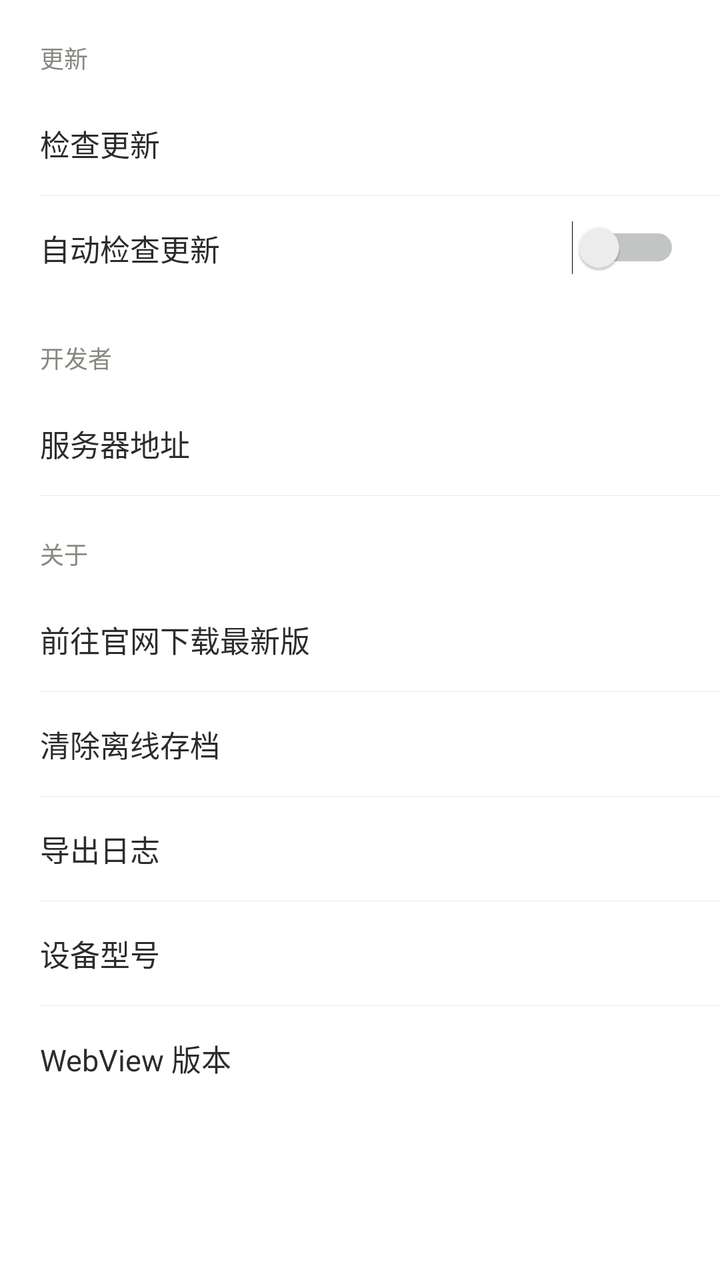
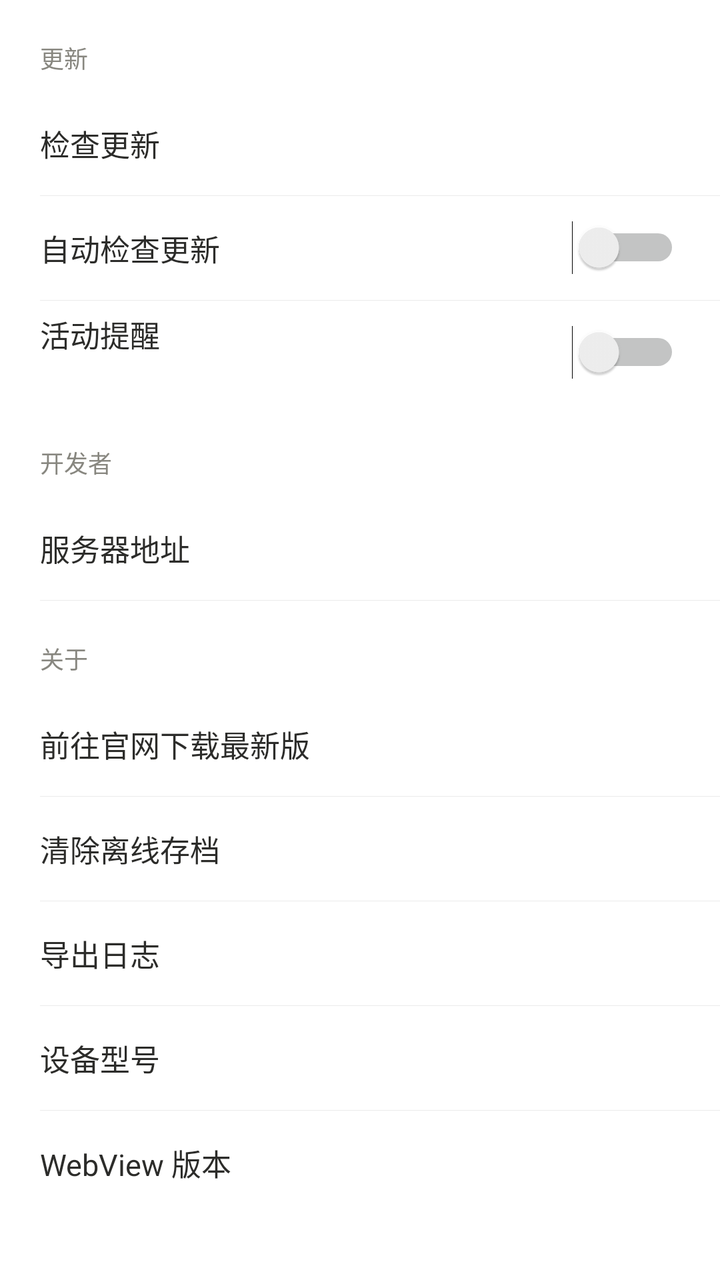

Screens rendered from an Android XML layout before and after an edit, with the pre-edit source and the edit as a unified diff.
<!-- AndroidManifest.xml: application theme AppTheme -->
<!-- res/layout/view_settings.xml -->
<?xml version="1.0" encoding="utf-8"?>
<ScrollView xmlns:android="http://schemas.android.com/apk/res/android"
    android:layout_width="match_parent"
    android:layout_height="match_parent"
    android:background="@color/page_bg"
    android:scrollbars="none">

    <LinearLayout
        android:layout_width="match_parent"
        android:layout_height="wrap_content"
        android:orientation="vertical"
        android:paddingBottom="24dp">

        <TextView
            style="@style/SettingGroupTitle"
            android:text="@string/settings_group_update" />

        <LinearLayout
            android:id="@+id/rowCheckUpdate"
            style="@style/SettingRow">

            <TextView
                android:layout_width="0dp"
                android:layout_height="wrap_content"
                android:layout_weight="1"
                android:text="@string/settings_check_update"
                android:textColor="@color/text_primary"
                android:textSize="15sp" />

            <TextView
                android:id="@+id/versionValue"
                android:layout_width="wrap_content"
                android:layout_height="wrap_content"
                android:textColor="@color/text_secondary"
                android:textSize="13sp" />
        </LinearLayout>

        <View
            android:layout_width="match_parent"
            android:layout_height="1px"
            android:layout_marginStart="20dp"
            android:background="@color/divider" />

        <LinearLayout style="@style/SettingRow">

            <TextView
                android:layout_width="0dp"
                android:layout_height="wrap_content"
                android:layout_weight="1"
                android:text="@string/settings_auto_check"
                android:textColor="@color/text_primary"
                android:textSize="15sp" />

            <Switch
                android:id="@+id/autoCheckUpdate"
                android:layout_width="wrap_content"
                android:layout_height="wrap_content" />
        </LinearLayout>

        <TextView
            style="@style/SettingGroupTitle"
            android:text="@string/settings_group_developer" />

        <LinearLayout
            android:id="@+id/rowServer"
            style="@style/SettingRow">

            <TextView
                android:layout_width="0dp"
                android:layout_height="wrap_content"
                android:layout_weight="1"
                android:text="@string/settings_server"
                android:textColor="@color/text_primary"
                android:textSize="15sp" />

            <TextView
                android:id="@+id/serverValue"
                android:layout_width="wrap_content"
                android:layout_height="wrap_content"
                android:layout_marginStart="12dp"
                android:ellipsize="middle"
                android:maxWidth="200dp"
                android:singleLine="true"
                android:textColor="@color/text_secondary"
                android:textSize="13sp" />
        </LinearLayout>

        <View
            android:layout_width="match_parent"
            android:layout_height="1px"
            android:layout_marginStart="20dp"
            android:background="@color/divider" />

        <TextView
            style="@style/SettingGroupTitle"
            android:text="@string/settings_group_about" />

        <LinearLayout
            android:id="@+id/rowDownload"
            style="@style/SettingRow">

            <TextView
                android:layout_width="0dp"
                android:layout_height="wrap_content"
                android:layout_weight="1"
                android:text="@string/settings_download"
                android:textColor="@color/text_primary"
                android:textSize="15sp" />
        </LinearLayout>

        <View
            android:layout_width="match_parent"
            android:layout_height="1px"
            android:layout_marginStart="20dp"
            android:background="@color/divider" />

        <LinearLayout
            android:id="@+id/rowClearCache"
            style="@style/SettingRow">

            <TextView
                android:layout_width="0dp"
                android:layout_height="wrap_content"
                android:layout_weight="1"
                android:text="@string/settings_clear_cache"
                android:textColor="@color/text_primary"
                android:textSize="15sp" />
        </LinearLayout>

        <View
            android:layout_width="match_parent"
            android:layout_height="1px"
            android:layout_marginStart="20dp"
            android:background="@color/divider" />

        <LinearLayout
            android:id="@+id/rowExportLog"
            style="@style/SettingRow">

            <TextView
                android:layout_width="0dp"
                android:layout_height="wrap_content"
                android:layout_weight="1"
                android:text="@string/settings_export_log"
                android:textColor="@color/text_primary"
                android:textSize="15sp" />

            <TextView
                android:id="@+id/exportLogHint"
                android:layout_width="wrap_content"
                android:layout_height="wrap_content"
                android:textColor="@color/text_secondary"
                android:textSize="13sp" />
        </LinearLayout>

        <View
            android:layout_width="match_parent"
            android:layout_height="1px"
            android:layout_marginStart="20dp"
            android:background="@color/divider" />

        <LinearLayout
            android:id="@+id/rowDeviceModel"
            style="@style/SettingRow">

            <TextView
                android:layout_width="0dp"
                android:layout_height="wrap_content"
                android:layout_weight="1"
                android:text="@string/settings_device_model"
                android:textColor="@color/text_primary"
                android:textSize="15sp" />

            <TextView
                android:id="@+id/deviceModelValue"
                android:layout_width="wrap_content"
                android:layout_height="wrap_content"
                android:ellipsize="end"
                android:maxLines="1"
                android:textColor="@color/text_secondary"
                android:textSize="13sp" />
        </LinearLayout>

        <View
            android:layout_width="match_parent"
            android:layout_height="1px"
            android:layout_marginStart="20dp"
            android:background="@color/divider" />

        <LinearLayout
            android:id="@+id/rowWebView"
            style="@style/SettingRow">

            <TextView
                android:layout_width="0dp"
                android:layout_height="wrap_content"
                android:layout_weight="1"
                android:text="@string/settings_webview_version"
                android:textColor="@color/text_primary"
                android:textSize="15sp" />

            <TextView
                android:id="@+id/webViewValue"
                android:layout_width="wrap_content"
                android:layout_height="wrap_content"
                android:textColor="@color/text_secondary"
                android:textSize="13sp" />
        </LinearLayout>

        <TextView
            android:id="@+id/aboutText"
            android:layout_width="match_parent"
            android:layout_height="wrap_content"
            android:layout_marginTop="24dp"
            android:lineSpacingExtra="4dp"
            android:paddingStart="20dp"
            android:paddingEnd="20dp"
            android:textColor="@color/text_tertiary"
            android:textSize="12sp" />

    </LinearLayout>
</ScrollView>
<!-- resources referenced by this layout -->
<resources>
  <color name="divider">#14000000</color>
  <color name="page_bg">#FFFFFFFF</color>
  <color name="text_primary">#2C2C2A</color>
  <color name="text_secondary">#888780</color>
  <color name="text_tertiary">#B4B2A9</color>
  <string name="settings_auto_check">自动检查更新</string>
  <string name="settings_check_update">检查更新</string>
  <string name="settings_clear_cache">清除离线存档</string>
  <string name="settings_device_model">设备型号</string>
  <string name="settings_download">前往官网下载最新版</string>
  <string name="settings_export_log">导出日志</string>
  <string name="settings_group_about">关于</string>
  <string name="settings_group_developer">开发者</string>
  <string name="settings_group_update">更新</string>
  <string name="settings_server">服务器地址</string>
  <string name="settings_webview_version">WebView 版本</string>
  <style name="SettingGroupTitle">
          <item name="android:layout_width">match_parent</item>
          <item name="android:layout_height">wrap_content</item>
          <item name="android:paddingStart">20dp</item>
          <item name="android:paddingTop">20dp</item>
          <item name="android:paddingEnd">20dp</item>
          <item name="android:paddingBottom">8dp</item>
          <item name="android:textSize">12sp</item>
          <item name="android:textColor">@color/text_secondary</item>
      </style>
  <style name="SettingRow">
          <item name="android:layout_width">match_parent</item>
          <item name="android:layout_height">52dp</item>
          <item name="android:orientation">horizontal</item>
          <item name="android:gravity">center_vertical</item>
          <item name="android:paddingStart">20dp</item>
          <item name="android:paddingEnd">20dp</item>
          <item name="android:background">?android:attr/selectableItemBackground</item>
      </style>
  <style name="AppTheme" parent="@android:style/Theme.DeviceDefault.Light.NoActionBar">
          <item name="android:windowBackground">@color/page_bg</item>
          <item name="android:statusBarColor">@color/tabbar_bg</item>
          <item name="android:navigationBarColor">@color/tabbar_bg</item>
          <item name="android:windowLightStatusBar">true</item>
          
          <item name="android:alertDialogTheme">@style/AppDialogTheme</item>
      </style>
  <color name="tabbar_bg">#FFFFFFFF</color>
  <style name="AppDialogTheme" parent="@android:style/Theme.DeviceDefault.Light.Dialog.Alert">
          <item name="android:colorBackgroundFloating">@color/page_bg</item>
          <item name="android:colorBackground">@color/page_bg</item>
      </style>
</resources>

<!-- the commit's change to res/layout/view_settings.xml (unified diff, before → after) -->
@@ -53,6 +53,44 @@
 
             <Switch
                 android:id="@+id/autoCheckUpdate"
+                android:layout_width="wrap_content"
+                android:layout_height="wrap_content" />
+        </LinearLayout>
+
+        <View
+            android:layout_width="match_parent"
+            android:layout_height="1px"
+            android:layout_marginStart="20dp"
+            android:background="@color/divider" />
+
+        <LinearLayout
+            android:id="@+id/rowReminder"
+            style="@style/SettingRow">
+
+            <LinearLayout
+                android:layout_width="0dp"
+                android:layout_height="wrap_content"
+                android:layout_weight="1"
+                android:orientation="vertical">
+
+                <TextView
+                    android:layout_width="wrap_content"
+                    android:layout_height="wrap_content"
+                    android:text="@string/settings_reminder"
+                    android:textColor="@color/text_primary"
+                    android:textSize="15sp" />
+
+                <TextView
+                    android:id="@+id/reminderHint"
+                    android:layout_width="wrap_content"
+                    android:layout_height="wrap_content"
+                    android:layout_marginTop="2dp"
+                    android:textColor="@color/text_tertiary"
+                    android:textSize="12sp" />
+            </LinearLayout>
+
+            <Switch
+                android:id="@+id/reminderSwitch"
                 android:layout_width="wrap_content"
                 android:layout_height="wrap_content" />
         </LinearLayout>
<!-- resource entries referenced after the edit -->
@@ -14,6 +14,7 @@
   <string name="settings_group_about">关于</string>
   <string name="settings_group_developer">开发者</string>
   <string name="settings_group_update">更新</string>
+  <string name="settings_reminder">活动提醒</string>
   <string name="settings_server">服务器地址</string>
   <string name="settings_webview_version">WebView 版本</string>
   <style name="SettingGroupTitle">
